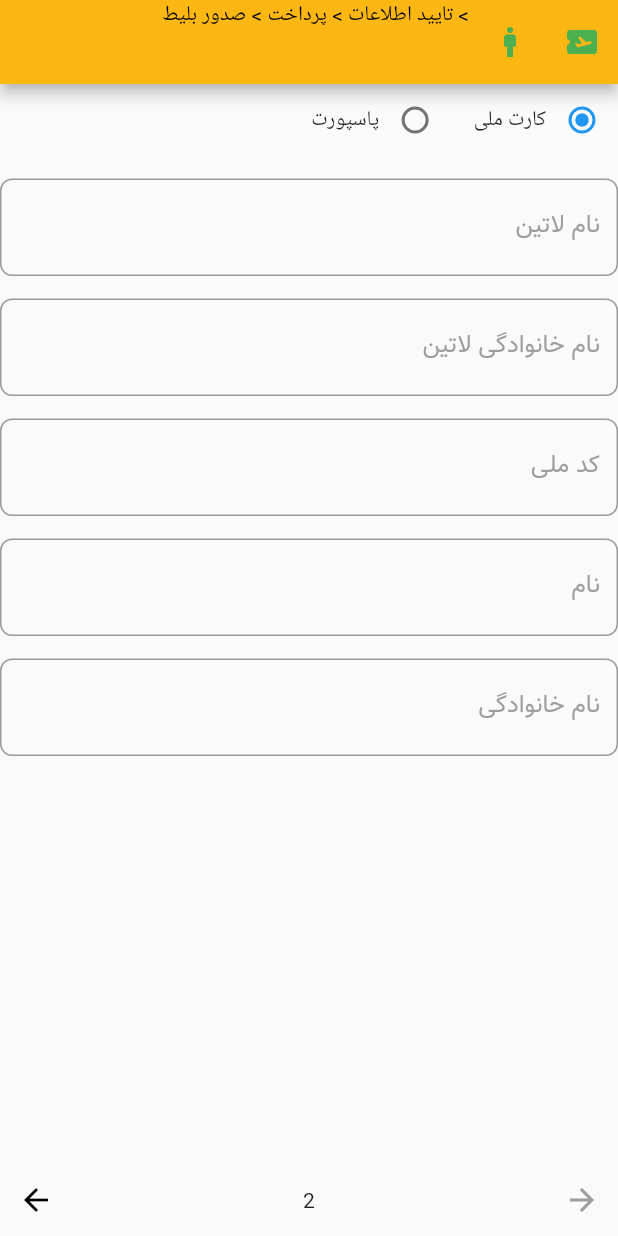
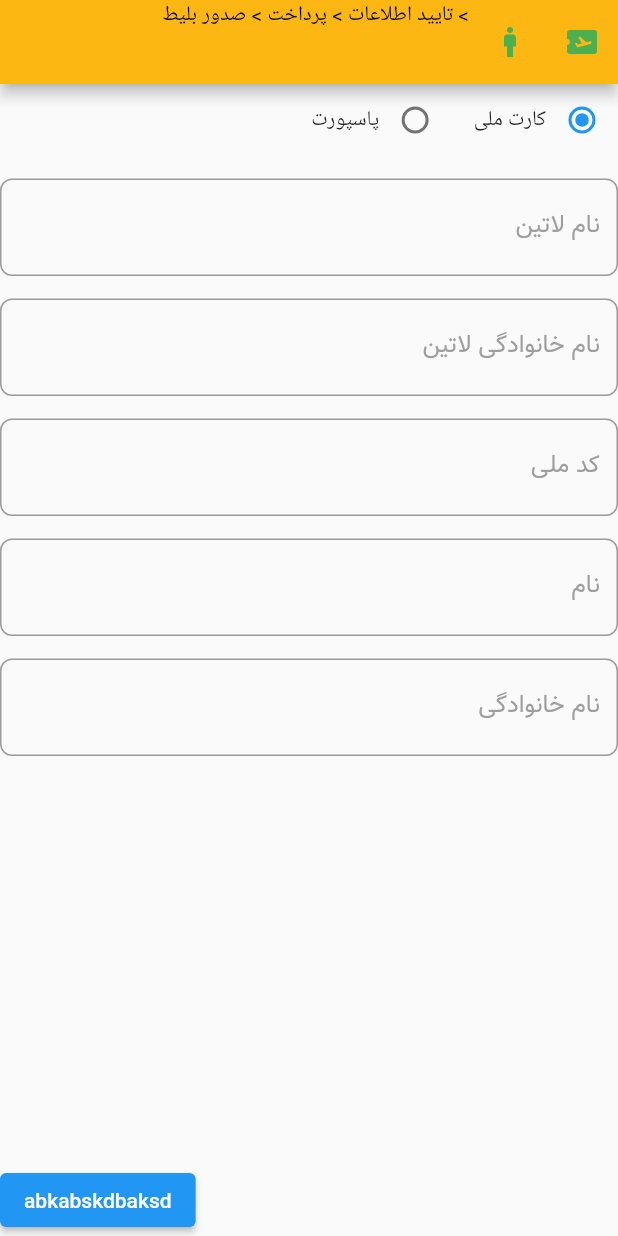
Before and after one commit to SoheilKhorram/alibaba, a Flutter app: the screen it shows after launch, on a phone screen of 412 x 824 dp. Run offline on Flutter 3.47's test engine with Material 2 defaults, Android fonts, the phone set to English and light mode, and no system bars; missing offline and left inert: persian_number_utility.

Commit message:
some bug fixes and the basic submit button added

```diff
--- a/lib/main.dart
+++ b/lib/main.dart
@@ -3,7 +3,6 @@ import 'package:flutter/material.dart';
 import 'package:alibaba/screens/signup_screen.dart';
 import 'package:alibaba/screens/login_screen.dart';
 import 'package:alibaba/screens/home_screen.dart';
-import 'package:alibaba/screens/buy_complitaion.dart';
 import 'package:alibaba/screens/my_steper_page.dart';
 
 void main() {
--- a/lib/screens/buy_complitaion.dart
+++ /dev/null
@@ -1,18 +0,0 @@
-import 'package:flutter/material.dart';
-
-class BuyComplition extends StatefulWidget {
-  const BuyComplition({super.key});
-  Widget build(BuildContext context) {
-    return const MaterialApp(
-      home: Scaffold(
-
-      ),
-    );
-  }
-
-  @override
-  State<StatefulWidget> createState() {
-    // TODO: implement createState
-    throw UnimplementedError();
-  }
-}
--- a/lib/screens/login_screen.dart
+++ b/lib/screens/login_screen.dart
@@ -10,13 +10,13 @@ class LoginScreen extends StatelessWidget {
 
   @override
   Widget build(BuildContext context) {
-    return const MaterialApp(
+    return MaterialApp(
       debugShowCheckedModeBanner: false,
       home: Scaffold(
         body: Padding(
-          padding: EdgeInsets.all(15),
+          padding: const EdgeInsets.all(15),
           child: Column(
-            children: [
+            children: const [
               SizedBox(height: 52),
               Text(
                 'ورود با کلمه عبور',
--- a/lib/screens/my_steper_page.dart
+++ b/lib/screens/my_steper_page.dart
@@ -1,3 +1,4 @@
+import 'package:alibaba/widgets/submit_button.dart';
 import 'package:flutter/material.dart';
 
 import '../widgets/custom_name_input.dart';
@@ -30,8 +31,8 @@ class _MySteperPageState extends State<MySteperPage> {
                       ),
                     )
                   : IconButton(
-                      icon: const Column(
-                        children: [
+                      icon: Column(
+                        children: const [
                           Icon(Icons.upload_rounded),
                         ],
                       ),
@@ -126,8 +127,8 @@ class _MySteperPageState extends State<MySteperPage> {
                 const SizedBox(height: 15),
                 // for National Card
                 if (selectedGender == 0)
-                  const Column(
-                    children: [
+                  Column(
+                    children: const [
                       CustomNameInput(text: 'کد ملی'),
                       SizedBox(height: 15),
                       CustomNameInput(text: 'نام'),
@@ -137,8 +138,8 @@ class _MySteperPageState extends State<MySteperPage> {
                   ),
                 //PassPort
                 if (selectedGender == 1)
-                  const Column(
-                    children: [
+                  Column(
+                    children: const [
                       CustomNameInput(text: 'کشور محل تولد'),
                       SizedBox(height: 15),
                       // SizedBox(height: 15),
@@ -148,38 +149,21 @@ class _MySteperPageState extends State<MySteperPage> {
               ],
             ),
           ),
-          bottomNavigationBar: Container(
-            // padding: const EdgeInsets.symmetric(horizontal: 16.0),
-            child: Row(
-              mainAxisAlignment: MainAxisAlignment.spaceBetween,
-              children: [
-                IconButton(
-                  icon: const Icon(Icons.arrow_back),
-                  color: currentStep > 4 ? Colors.grey : Colors.black,
+          bottomNavigationBar: Row(
+            children: [
+              SizedBox(
+                child: ElevatedButton(
+                  child: Text("abkabskdbaksd"),
                   onPressed: () {
                     setState(() {
                       isCancelButtonPressed = true;
                       isNextButtonPressed = false;
                       currentStep != 5 ? currentStep++ : currentStep = 5;
                     });
-                    // Handle cancel button press
                   },
                 ),
-                Text('$currentStep'),
-                IconButton(
-                  icon: const Icon(Icons.arrow_forward),
-                  color: currentStep < 3 ? Colors.grey : Colors.black,
-                  onPressed: () {
-                    setState(() {
-                      isNextButtonPressed = true;
-                      isCancelButtonPressed = false;
-                      currentStep != 2 ? currentStep-- : currentStep = 2;
-                    });
-                    // Handle next button press
-                  },
-                ),
-              ],
-            ),
+              ),
+            ],
           ),
         ),
       ),
--- a/lib/screens/signup_screen.dart
+++ b/lib/screens/signup_screen.dart
@@ -10,13 +10,13 @@ class SignupScreen extends StatelessWidget {
 
   @override
   Widget build(BuildContext context) {
-    return const MaterialApp(
+    return MaterialApp(
       debugShowCheckedModeBanner: false,
       home: Scaffold(
         body: Padding(
-          padding: EdgeInsets.all(15),
+          padding: const EdgeInsets.all(15),
           child: Column(
-            children: [
+            children: const [
               SizedBox(height: 52),
               Text(
                 'ثبت نام',
--- a/pubspec.yaml
+++ b/pubspec.yaml
@@ -36,8 +36,8 @@ dependencies:
   # Use with the CupertinoIcons class for iOS style icons.
   cupertino_icons: ^1.0.2
   persian_number_utility: ^1.1.3
-  hexcolor: ^3.0.1
-  flutter_svg: ^2.0.6
+  # hexcolor: ^3.0.1
+  # flutter_svg: ^2.0.6
 
 dev_dependencies:
   flutter_test:
```
Also changed, not shown: lib/widgets/add_passenger.dart (+8 -7 lines), 2 other files.
